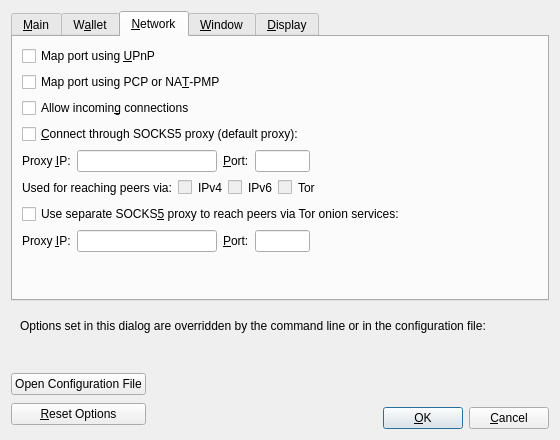
The window that src/qt/forms/optionsdialog.ui (Bitcoin-ABC/bitcoin-abc) describes before a commit, drawn with Qt 5.
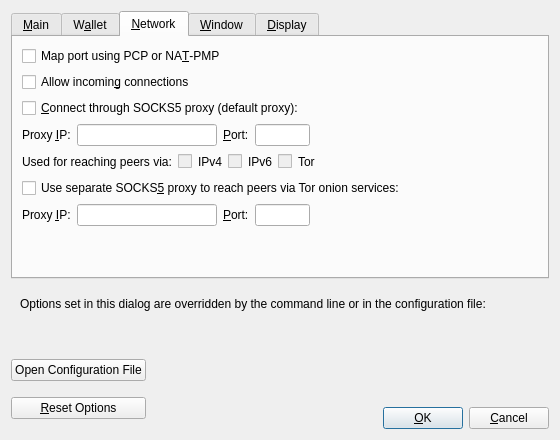
The same window after the commit. The open tabs and pages were chosen to show the change. Custom widgets are drawn as their Qt base class.

Patch:
```diff
--- a/src/qt/forms/optionsdialog.ui
+++ b/src/qt/forms/optionsdialog.ui
@@ -255,16 +255,6 @@
        <string>&amp;Network</string>
       </attribute>
       <layout class="QVBoxLayout" name="verticalLayout_Network">
-       <item>
-        <widget class="QCheckBox" name="mapPortUpnp">
-         <property name="toolTip">
-          <string>Automatically open the Bitcoin client port on the router. This only works when your router supports UPnP and it is enabled.</string>
-         </property>
-         <property name="text">
-          <string>Map port using &amp;UPnP</string>
-         </property>
-        </widget>
-       </item>
        <item>
         <widget class="QCheckBox" name="mapPortNatpmp">
          <property name="toolTip">
```
